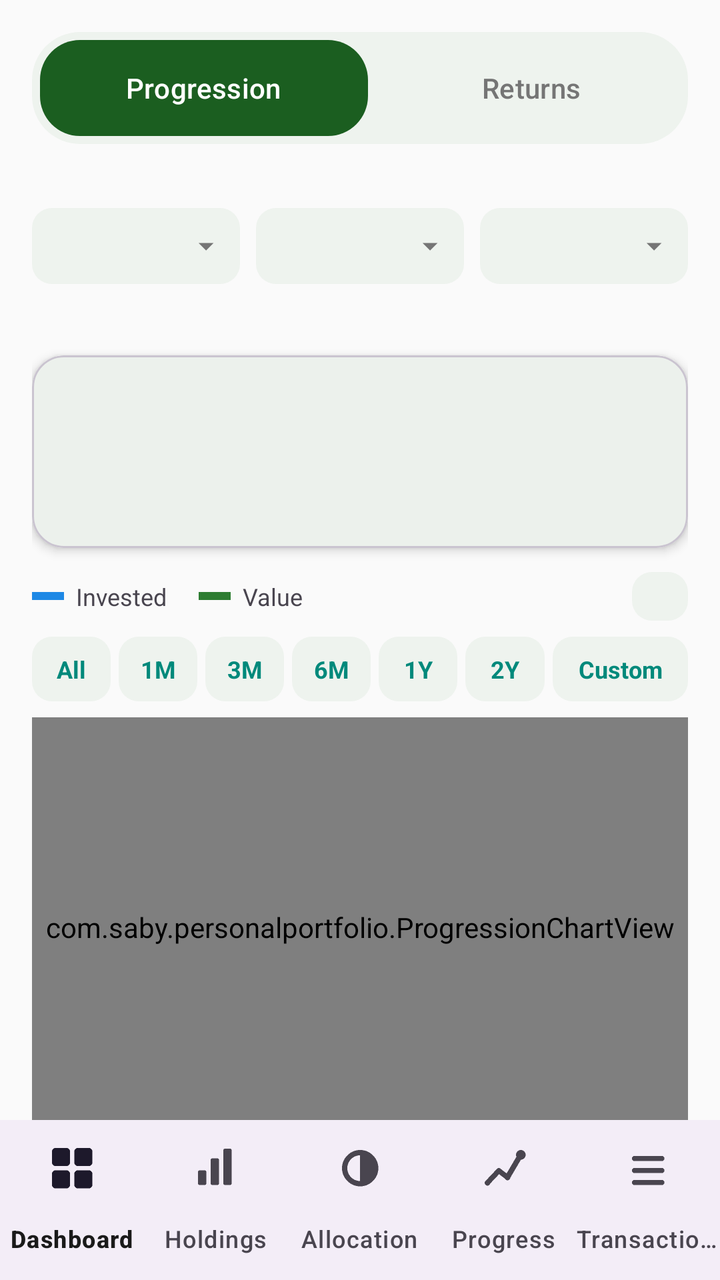
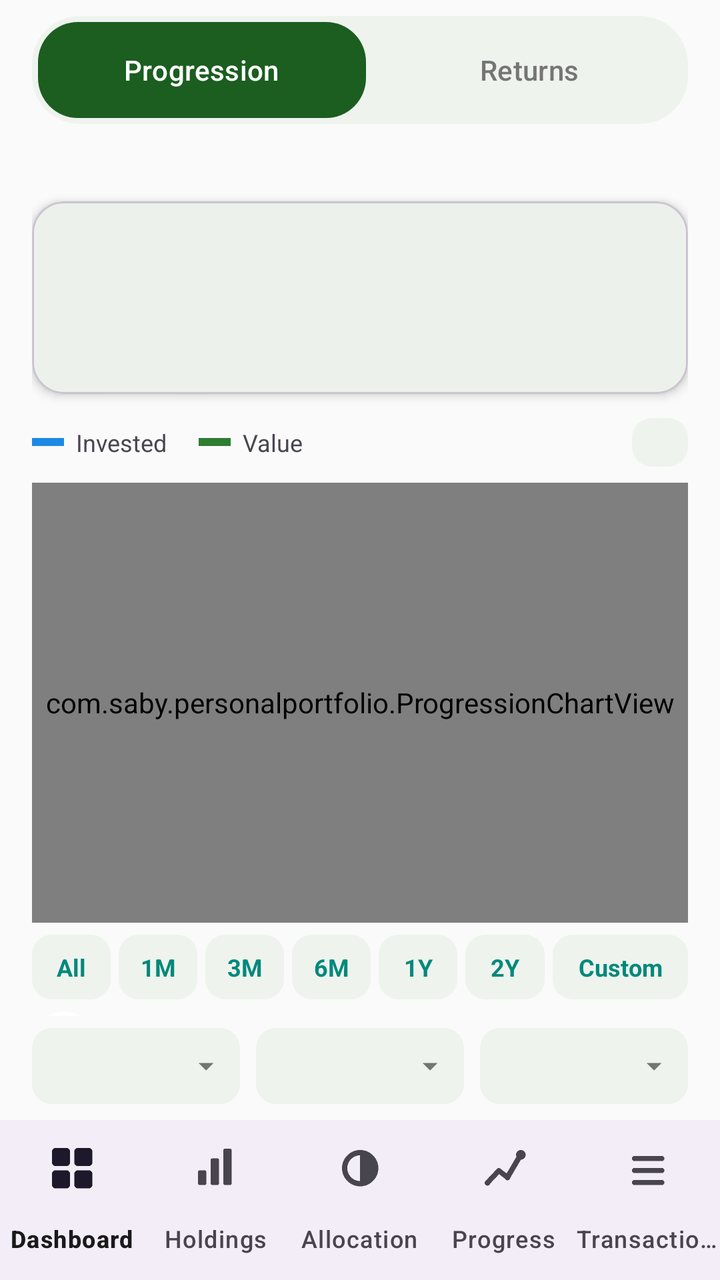

Compare the two renders of this Android layout. The source of the first and the diff that turns it into the second are given below.
<!-- AndroidManifest.xml: application theme Theme.PersonalPortfolio -->
<!-- res/layout/activity_progression.xml -->
<?xml version="1.0" encoding="utf-8"?>
<LinearLayout xmlns:android="http://schemas.android.com/apk/res/android"
    xmlns:app="http://schemas.android.com/apk/res-auto"
    android:layout_width="match_parent"
    android:layout_height="match_parent"
    android:orientation="vertical">

    
    <com.google.android.material.tabs.TabLayout
        android:id="@+id/progressionSectionTabLayout"
        android:layout_width="match_parent"
        android:layout_height="wrap_content"
        android:layout_margin="16dp"
        android:layout_marginBottom="0dp"
        android:background="@drawable/tab_bar_background"
        android:padding="4dp"
        app:tabBackground="@android:color/transparent"
        app:tabIndicator="@drawable/tab_indicator_pill"
        app:tabIndicatorAnimationMode="elastic"
        app:tabIndicatorFullWidth="true"
        app:tabIndicatorGravity="stretch"
        app:tabIndicatorColor="@color/colorPrimary"
        app:tabRippleColor="@null"
        app:tabPaddingTop="6dp"
        app:tabPaddingBottom="6dp"
        app:tabTextColor="@color/colorNeutral"
        app:tabSelectedTextColor="@color/colorOnPrimary"
        app:tabMode="fixed"
        app:tabGravity="fill">

        <com.google.android.material.tabs.TabItem
            android:layout_width="wrap_content"
            android:layout_height="wrap_content"
            android:text="Progression" />

        <com.google.android.material.tabs.TabItem
            android:layout_width="wrap_content"
            android:layout_height="wrap_content"
            android:text="Returns" />

    </com.google.android.material.tabs.TabLayout>

    <androidx.core.widget.NestedScrollView
        android:layout_width="match_parent"
        android:layout_height="0dp"
        android:layout_weight="1"
        android:fillViewport="true">

        <LinearLayout
            android:layout_width="match_parent"
            android:layout_height="wrap_content"
            android:orientation="vertical"
            android:padding="16dp">

            
            <LinearLayout
                android:layout_width="match_parent"
                android:layout_height="wrap_content"
                android:orientation="horizontal">

                <TextView
                    android:id="@+id/progressionMemberTab"
                    style="@style/ProgressionDropdownTab"
                    android:layout_width="0dp"
                    android:layout_weight="1" />

                <TextView
                    android:id="@+id/progressionAxisTab"
                    style="@style/ProgressionDropdownTab"
                    android:layout_width="0dp"
                    android:layout_weight="1"
                    android:layout_marginStart="8dp" />

                <TextView
                    android:id="@+id/progressionCurrencyTab"
                    style="@style/ProgressionDropdownTab"
                    android:layout_width="0dp"
                    android:layout_weight="1"
                    android:layout_marginStart="8dp" />

            </LinearLayout>

            <TextView
                android:id="@+id/progressionStatusText"
                android:layout_width="match_parent"
                android:layout_height="wrap_content"
                android:layout_marginTop="10dp"
                android:textSize="13sp"
                android:textColor="@color/colorNeutral" />

            
            <include
                android:id="@+id/progressionStatsCard"
                layout="@layout/include_progression_stats_compact"
                android:layout_width="match_parent"
                android:layout_height="wrap_content"
                android:layout_marginTop="8dp" />

            
            <LinearLayout
                android:layout_width="match_parent"
                android:layout_height="wrap_content"
                android:layout_marginTop="12dp"
                android:orientation="horizontal"
                android:gravity="center_vertical">

                <View
                    android:layout_width="16dp"
                    android:layout_height="4dp"
                    android:background="@color/colorProgressionInvested" />

                <TextView
                    android:layout_width="wrap_content"
                    android:layout_height="wrap_content"
                    android:layout_marginStart="6dp"
                    android:text="Invested"
                    android:textSize="12sp" />

                <View
                    android:layout_width="16dp"
                    android:layout_height="4dp"
                    android:layout_marginStart="16dp"
                    android:background="@color/colorGain" />

                <TextView
                    android:layout_width="wrap_content"
                    android:layout_height="wrap_content"
                    android:layout_marginStart="6dp"
                    android:text="Value"
                    android:textSize="12sp" />

                <View
                    android:layout_width="0dp"
                    android:layout_height="0dp"
                    android:layout_weight="1" />

                <TextView
                    android:id="@+id/progressionTradesToggle"
                    style="@style/ActionChip"
                    android:layout_width="wrap_content"
                    android:paddingTop="4dp"
                    android:paddingBottom="4dp"
                    android:textSize="12sp" />

            </LinearLayout>

            
            <LinearLayout
                android:layout_width="match_parent"
                android:layout_height="wrap_content"
                android:layout_marginTop="8dp"
                android:orientation="horizontal">

                <TextView
                    android:id="@+id/progressionResetZoomButton"
                    style="@style/ActionChip"
                    android:layout_width="0dp"
                    android:layout_weight="1"
                    android:layout_marginEnd="4dp"
                    android:paddingStart="0dp"
                    android:paddingEnd="0dp"
                    android:textSize="12sp"
                    android:text="All" />

                <TextView
                    android:id="@+id/progressionZoom1M"
                    style="@style/ActionChip"
                    android:layout_width="0dp"
                    android:layout_weight="1"
                    android:layout_marginEnd="4dp"
                    android:paddingStart="0dp"
                    android:paddingEnd="0dp"
                    android:textSize="12sp"
                    android:text="1M" />

                <TextView
                    android:id="@+id/progressionZoom3M"
                    style="@style/ActionChip"
                    android:layout_width="0dp"
                    android:layout_weight="1"
                    android:layout_marginEnd="4dp"
                    android:paddingStart="0dp"
                    android:paddingEnd="0dp"
                    android:textSize="12sp"
                    android:text="3M" />

                <TextView
                    android:id="@+id/progressionZoom6M"
                    style="@style/ActionChip"
                    android:layout_width="0dp"
                    android:layout_weight="1"
                    android:layout_marginEnd="4dp"
                    android:paddingStart="0dp"
                    android:paddingEnd="0dp"
                    android:textSize="12sp"
                    android:text="6M" />

                <TextView
                    android:id="@+id/progressionZoom1Y"
                    style="@style/ActionChip"
                    android:layout_width="0dp"
                    android:layout_weight="1"
                    android:layout_marginEnd="4dp"
                    android:paddingStart="0dp"
                    android:paddingEnd="0dp"
                    android:textSize="12sp"
                    android:text="1Y" />

                <TextView
                    android:id="@+id/progressionZoom2Y"
                    style="@style/ActionChip"
                    android:layout_width="0dp"
                    android:layout_weight="1"
                    android:layout_marginEnd="4dp"
                    android:paddingStart="0dp"
                    android:paddingEnd="0dp"
                    android:textSize="12sp"
                    android:text="2Y" />

                <TextView
                    android:id="@+id/progressionZoomCustom"
                    style="@style/ActionChip"
                    android:layout_width="0dp"
                    android:layout_weight="1.7"
                    android:layout_marginEnd="0dp"
                    android:paddingStart="0dp"
                    android:paddingEnd="0dp"
                    android:textSize="12sp"
                    android:text="Custom" />

            </LinearLayout>

            <com.saby.personalportfolio.ProgressionChartView
                android:id="@+id/progressionChart"
                android:layout_width="match_parent"
                android:layout_height="210dp"
                android:layout_marginTop="8dp" />

            
            <SeekBar
                android:id="@+id/progressionSeekBar"
                android:layout_width="match_parent"
                android:layout_height="wrap_content"
                android:paddingTop="6dp"
                android:paddingBottom="6dp"
                android:progressDrawable="@drawable/progression_seekbar_track"
                android:thumb="@drawable/progression_seekbar_thumb"
                android:splitTrack="false" />

            
            <com.google.android.material.card.MaterialCardView
                android:id="@+id/progressionWindowCard"
                android:layout_width="match_parent"
                android:layout_height="wrap_content"
                android:layout_marginTop="4dp"
                android:visibility="gone"
                app:cardCornerRadius="16dp"
                app:cardElevation="3dp">

                <LinearLayout
                    android:layout_width="match_parent"
                    android:layout_height="wrap_content"
                    android:orientation="vertical"
                    android:padding="14dp">

                    <TextView
                        android:id="@+id/windowSummaryTitle"
                        android:layout_width="match_parent"
                        android:layout_height="wrap_content"
                        android:textSize="11sp"
                        android:textColor="@color/colorNeutral" />

                    <TextView
                        android:id="@+id/windowSummaryGain"
                        android:layout_width="match_parent"
                        android:layout_height="wrap_content"
                        android:layout_marginTop="2dp"
                        android:textSize="20sp"
                        android:textStyle="bold" />

                    <LinearLayout
                        android:layout_width="match_parent"
                        android:layout_height="wrap_content"
                        android:layout_marginTop="8dp"
                        android:orientation="horizontal">

                    <LinearLayout
                        android:layout_width="0dp"
                        android:layout_height="wrap_content"
                        android:layout_weight="1"
                        android:orientation="vertical">

                        <TextView
                            android:layout_width="match_parent"
                            android:layout_height="wrap_content"
                            android:text="Money added"
                            android:textSize="11sp"
                            android:textColor="@color/colorNeutral" />

                        <TextView
                            android:id="@+id/windowSummaryNetInvested"
                            android:layout_width="match_parent"
                            android:layout_height="wrap_content"
                            android:textSize="14sp"
                            android:textStyle="bold" />
                    </LinearLayout>

                    <LinearLayout
                        android:layout_width="0dp"
                        android:layout_height="wrap_content"
                        android:layout_weight="1"
                        android:orientation="vertical">

                        <TextView
                            android:layout_width="match_parent"
                            android:layout_height="wrap_content"
                            android:text="Max drawdown"
                            android:textSize="11sp"
                            android:textColor="@color/colorNeutral" />

                        <TextView
                            android:id="@+id/windowSummaryDrawdown"
                            android:layout_width="match_parent"
                            android:layout_height="wrap_content"
                            android:textSize="14sp"
                            android:textStyle="bold" />
                    </LinearLayout>

                    <LinearLayout
                        android:layout_width="0dp"
                        android:layout_height="wrap_content"
                        android:layout_weight="1"
                        android:orientation="vertical">

                        <TextView
                            android:layout_width="match_parent"
                            android:layout_height="wrap_content"
                            android:text="XIRR"
                            android:textSize="11sp"
                            android:textColor="@color/colorNeutral" />

                        <TextView
                            android:id="@+id/windowSummaryXirr"
                            android:layout_width="match_parent"
                            android:layout_height="wrap_content"
                            android:textSize="14sp"
                            android:textStyle="bold" />
                    </LinearLayout>

                    </LinearLayout>

                </LinearLayout>
            </com.google.android.material.card.MaterialCardView>

        </LinearLayout>

    </androidx.core.widget.NestedScrollView>

    <com.google.android.material.bottomnavigation.BottomNavigationView
        android:id="@+id/bottomNav"
        android:layout_width="match_parent"
        android:layout_height="wrap_content"
        app:menu="@menu/bottom_nav_menu"
        app:labelVisibilityMode="labeled" />

</LinearLayout>
<!-- res/layout/include_progression_stats_compact.xml (included above) -->
<?xml version="1.0" encoding="utf-8"?>
<com.google.android.material.card.MaterialCardView xmlns:android="http://schemas.android.com/apk/res/android"
    xmlns:app="http://schemas.android.com/apk/res-auto"
    android:layout_width="match_parent"
    android:layout_height="wrap_content"
    app:cardCornerRadius="16dp"
    app:cardElevation="3dp">

    <LinearLayout
        android:layout_width="match_parent"
        android:layout_height="wrap_content"
        android:orientation="vertical"
        android:paddingStart="16dp"
        android:paddingEnd="16dp"
        android:paddingTop="12dp"
        android:paddingBottom="12dp">

        <LinearLayout
            android:layout_width="match_parent"
            android:layout_height="wrap_content"
            android:orientation="horizontal">

            <TextView
                android:id="@+id/statsCardDate"
                android:layout_width="0dp"
                android:layout_height="wrap_content"
                android:layout_weight="1"
                android:textSize="12sp"
                android:textColor="@color/colorNeutral"
                android:textStyle="bold" />

            <TextView
                android:id="@+id/statsCardXirr"
                android:layout_width="wrap_content"
                android:layout_height="wrap_content"
                android:textSize="12sp"
                android:textColor="@color/colorNeutral" />
        </LinearLayout>

        <TextView
            android:id="@+id/statsCardValue"
            android:layout_width="match_parent"
            android:layout_height="wrap_content"
            android:textSize="26sp"
            android:textStyle="bold" />

        <LinearLayout
            android:layout_width="match_parent"
            android:layout_height="wrap_content"
            android:layout_marginTop="2dp"
            android:orientation="horizontal">

            <TextView
                android:id="@+id/statsCardInvested"
                android:layout_width="0dp"
                android:layout_height="wrap_content"
                android:layout_weight="1"
                android:textSize="12sp"
                android:textColor="@color/colorNeutral" />

            <TextView
                android:id="@+id/statsCardGain"
                android:layout_width="wrap_content"
                android:layout_height="wrap_content"
                android:textSize="14sp"
                android:textStyle="bold" />
        </LinearLayout>

    </LinearLayout>
</com.google.android.material.card.MaterialCardView>
<!-- resources referenced by this layout -->
<resources>
  <color name="colorGain">#2E7D32</color>
  <color name="colorNeutral">#757575</color>
  <color name="colorOnPrimary">#FFFFFF</color>
  <color name="colorPrimary">#1B5E20</color>
  <color name="colorProgressionInvested">#1E88E5</color>
  <!-- drawable progression_seekbar_thumb (drawable) -->
  <?xml version="1.0" encoding="utf-8"?>
  <shape xmlns:android="http://schemas.android.com/apk/res/android"
      android:shape="oval">
      <solid android:color="@color/colorPrimary" />
      <size android:width="30dp" android:height="30dp" />
      <stroke android:width="4dp" android:color="@color/colorSurface" />
  </shape>
  <!-- drawable progression_seekbar_track (drawable) -->
  <?xml version="1.0" encoding="utf-8"?>
  <layer-list xmlns:android="http://schemas.android.com/apk/res/android">
      <item android:id="@android:id/background">
          <shape android:shape="rectangle">
              <corners android:radius="7dp" />
              <solid android:color="@color/colorSurfaceVariant" />
              <size android:height="14dp" />
          </shape>
      </item>
      <item android:id="@android:id/progress">
          <clip>
              <shape android:shape="rectangle">
                  <corners android:radius="7dp" />
                  <solid android:color="@color/colorPrimary" />
                  <size android:height="14dp" />
              </shape>
          </clip>
      </item>
  </layer-list>
  <!-- drawable tab_bar_background (drawable) -->
  <?xml version="1.0" encoding="utf-8"?>
  <shape xmlns:android="http://schemas.android.com/apk/res/android"
      android:shape="rectangle">
      <solid android:color="@color/colorSurfaceVariant" />
      <corners android:radius="24dp" />
  </shape>
  <!-- drawable tab_indicator_pill (drawable) -->
  <?xml version="1.0" encoding="utf-8"?>
  <shape xmlns:android="http://schemas.android.com/apk/res/android"
      android:shape="rectangle">
      <solid android:color="@color/colorPrimary" />
      <corners android:radius="20dp" />
  </shape>
  <style name="ActionChip">
          <item name="android:layout_height">wrap_content</item>
          <item name="android:paddingStart">14dp</item>
          <item name="android:paddingEnd">14dp</item>
          <item name="android:paddingTop">8dp</item>
          <item name="android:paddingBottom">8dp</item>
          <item name="android:background">@drawable/dropdown_tab_background</item>
          <item name="android:textSize">13sp</item>
          <item name="android:textStyle">bold</item>
          <item name="android:textColor">@color/colorSecondary</item>
          <item name="android:gravity">center</item>
          <item name="android:clickable">true</item>
          <item name="android:focusable">true</item>
      </style>
  <color name="colorSurface">#FFFFFF</color>
  <color name="colorSurfaceVariant">#EEF3EE</color>
  <!-- drawable dropdown_tab_background (drawable) -->
  <?xml version="1.0" encoding="utf-8"?>
  <shape xmlns:android="http://schemas.android.com/apk/res/android"
      android:shape="rectangle">
      <solid android:color="@color/colorSurfaceVariant" />
      <corners android:radius="10dp" />
  </shape>
  <color name="colorSecondary">#00897B</color>
  <color name="colorOnSurface">#1A1A1A</color>
  <!-- drawable ic_dropdown_caret (drawable) -->
  <vector xmlns:android="http://schemas.android.com/apk/res/android"
      android:width="18dp"
      android:height="18dp"
      android:viewportWidth="24"
      android:viewportHeight="24">
      <path
          android:fillColor="#757575"
          android:pathData="M7,10l5,5 5,-5z" />
  </vector>
  <color name="colorPrimaryVariant">#0D3B12</color>
  <color name="colorOnSecondary">#FFFFFF</color>
  <color name="colorBackground">#FAFAFA</color>
  <color name="colorOnBackground">#1A1A1A</color>
  <!-- unchanged entries left out for length: 2 -->
</resources>

<!-- the commit's change to res/layout/activity_progression.xml (unified diff, before → after) -->
@@ -10,10 +10,11 @@
         android:id="@+id/progressionSectionTabLayout"
         android:layout_width="match_parent"
         android:layout_height="wrap_content"
-        android:layout_margin="16dp"
-        android:layout_marginBottom="0dp"
+        android:layout_marginStart="16dp"
+        android:layout_marginEnd="16dp"
+        android:layout_marginTop="8dp"
         android:background="@drawable/tab_bar_background"
-        android:padding="4dp"
+        android:padding="3dp"
         app:tabBackground="@android:color/transparent"
         app:tabIndicator="@drawable/tab_indicator_pill"
         app:tabIndicatorAnimationMode="elastic"
@@ -21,8 +22,8 @@
         app:tabIndicatorGravity="stretch"
         app:tabIndicatorColor="@color/colorPrimary"
         app:tabRippleColor="@null"
-        app:tabPaddingTop="6dp"
-        app:tabPaddingBottom="6dp"
+        app:tabPaddingTop="1dp"
+        app:tabPaddingBottom="1dp"
         app:tabTextColor="@color/colorNeutral"
         app:tabSelectedTextColor="@color/colorOnPrimary"
         app:tabMode="fixed"
@@ -52,40 +53,12 @@
             android:orientation="vertical"
             android:padding="16dp">
 
-            
-            <LinearLayout
-                android:layout_width="match_parent"
-                android:layout_height="wrap_content"
-                android:orientation="horizontal">
-
-                <TextView
-                    android:id="@+id/progressionMemberTab"
-                    style="@style/ProgressionDropdownTab"
-                    android:layout_width="0dp"
-                    android:layout_weight="1" />
-
-                <TextView
-                    android:id="@+id/progressionAxisTab"
-                    style="@style/ProgressionDropdownTab"
-                    android:layout_width="0dp"
-                    android:layout_weight="1"
-                    android:layout_marginStart="8dp" />
-
-                <TextView
-                    android:id="@+id/progressionCurrencyTab"
-                    style="@style/ProgressionDropdownTab"
-                    android:layout_width="0dp"
-                    android:layout_weight="1"
-                    android:layout_marginStart="8dp" />
-
-            </LinearLayout>
-
             <TextView
                 android:id="@+id/progressionStatusText"
                 android:layout_width="match_parent"
                 android:layout_height="wrap_content"
-                android:layout_marginTop="10dp"
-                android:textSize="13sp"
+                android:layout_marginTop="2dp"
+                android:textSize="11sp"
                 android:textColor="@color/colorNeutral" />
 
             
@@ -94,7 +67,7 @@
                 layout="@layout/include_progression_stats_compact"
                 android:layout_width="match_parent"
                 android:layout_height="wrap_content"
-                android:layout_marginTop="8dp" />
+                android:layout_marginTop="6dp" />
 
             
             <LinearLayout
@@ -144,11 +117,17 @@
 
             </LinearLayout>
 
+            <com.saby.personalportfolio.ProgressionChartView
+                android:id="@+id/progressionChart"
+                android:layout_width="match_parent"
+                android:layout_height="220dp"
+                android:layout_marginTop="8dp" />
+
             
             <LinearLayout
                 android:layout_width="match_parent"
                 android:layout_height="wrap_content"
-                android:layout_marginTop="8dp"
+                android:layout_marginTop="6dp"
                 android:orientation="horizontal">
 
                 <TextView
@@ -229,12 +208,6 @@
                     android:text="Custom" />
 
             </LinearLayout>
-
-            <com.saby.personalportfolio.ProgressionChartView
-                android:id="@+id/progressionChart"
-                android:layout_width="match_parent"
-                android:layout_height="210dp"
-                android:layout_marginTop="8dp" />
 
             
             <SeekBar
@@ -355,6 +328,38 @@
         </LinearLayout>
 
     </androidx.core.widget.NestedScrollView>
+
+    
+    <LinearLayout
+        android:layout_width="match_parent"
+        android:layout_height="wrap_content"
+        android:orientation="horizontal"
+        android:paddingStart="16dp"
+        android:paddingEnd="16dp"
+        android:paddingTop="6dp"
+        android:paddingBottom="8dp">
+
+        <TextView
+            android:id="@+id/progressionMemberTab"
+            style="@style/ProgressionDropdownTab"
+            android:layout_width="0dp"
+            android:layout_weight="1" />
+
+        <TextView
+            android:id="@+id/progressionAxisTab"
+            style="@style/ProgressionDropdownTab"
+            android:layout_width="0dp"
+            android:layout_weight="1"
+            android:layout_marginStart="8dp" />
+
+        <TextView
+            android:id="@+id/progressionCurrencyTab"
+            style="@style/ProgressionDropdownTab"
+            android:layout_width="0dp"
+            android:layout_weight="1"
+            android:layout_marginStart="8dp" />
+
+    </LinearLayout>
 
     <com.google.android.material.bottomnavigation.BottomNavigationView
         android:id="@+id/bottomNav"
